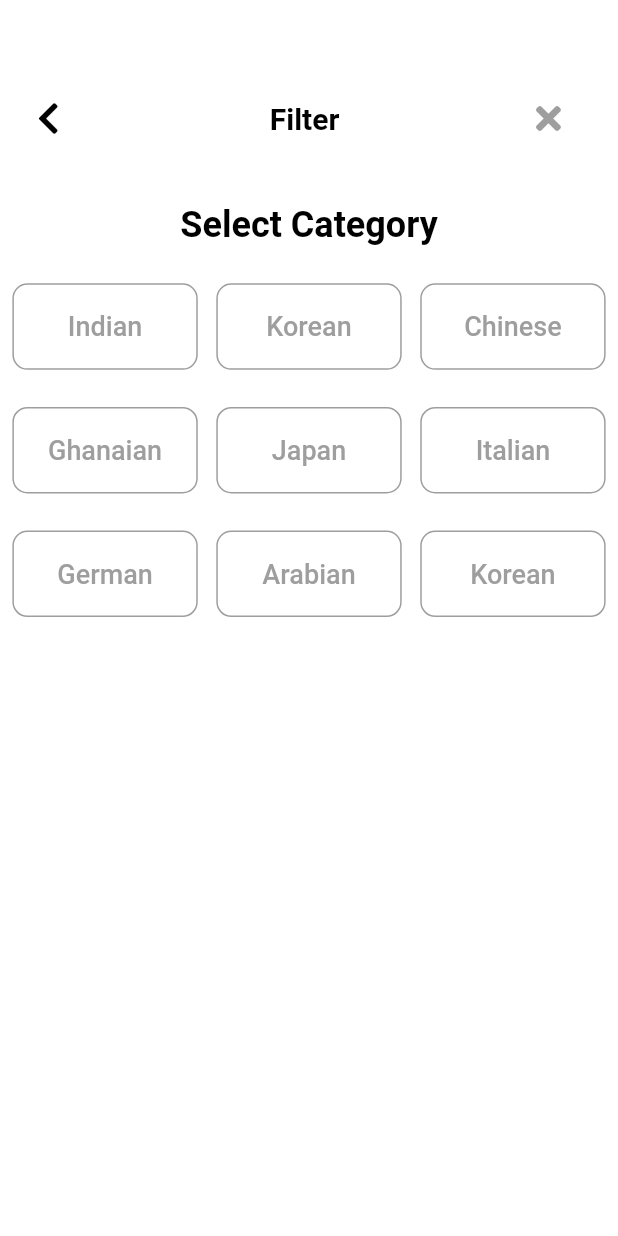
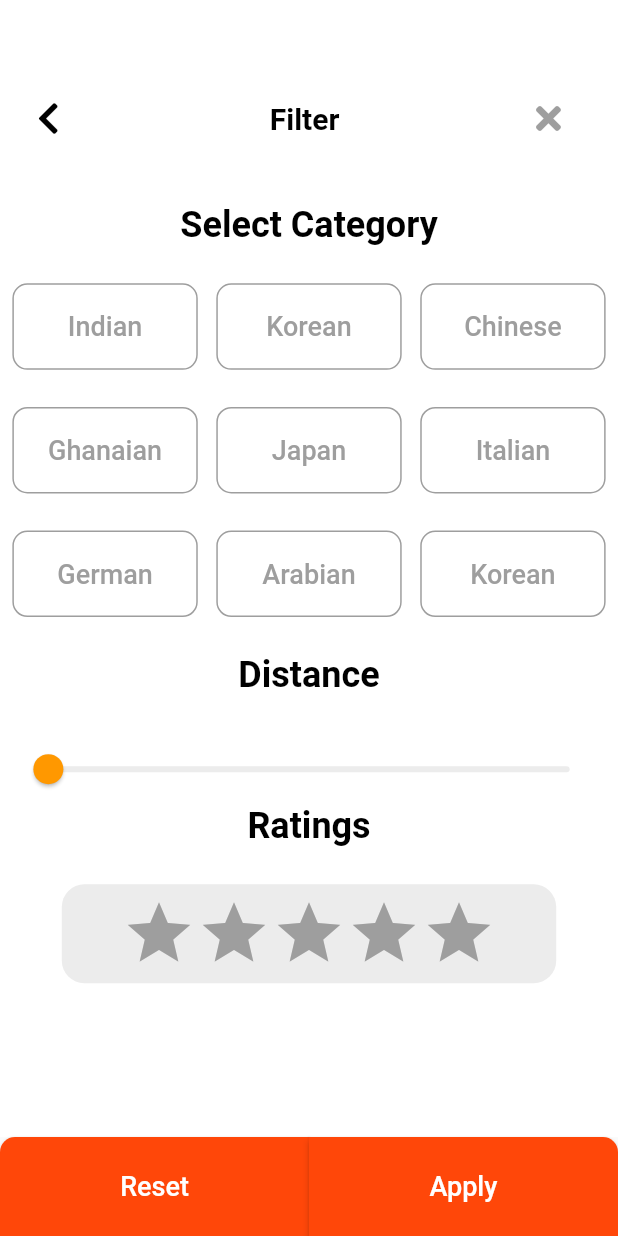
Before and after one commit to handuah/Foodgasm-App, a Flutter app: the FilterPage screen opened directly, on a phone screen of 412 x 824 dp. Run offline on Flutter 3.47's test engine with Material 2 defaults, Android fonts, the phone set to English and light mode, and no system bars; our stand-ins replace font_awesome_flutter, hexcolor; network calls fail.

Commit message:
created bool state for rating stars and buttons on bottomsheet

```diff
--- a/lib/screens/filterPage.dart
+++ b/lib/screens/filterPage.dart
@@ -42,12 +42,70 @@ class _FilterPageState extends State<FilterPage> {
   bool select_Arab = false;
   bool select_Ame = false;
 
+  double sliderVal = 0;
+
+  bool star1Tap = false;
+  bool star2Tap = false;
+  bool star3Tap = false;
+  bool star4Tap = false;
+  bool star5Tap = false;
   @override
   Widget build(BuildContext context) {
     double screenWidth = MediaQuery.of(context).size.width;
     double screenHeight = MediaQuery.of(context).size.height;
     return Scaffold(
+      extendBody: true,
       backgroundColor: Colors.white,
+      bottomSheet: Row(
+        mainAxisAlignment: MainAxisAlignment.start,
+        crossAxisAlignment: CrossAxisAlignment.start,
+        children: [
+          SizedBox(
+            height: screenHeight * 0.08,
+            width: screenWidth / 2.0,
+            child: ElevatedButton(
+              onPressed: () {},
+              child: Text(
+                'Reset',
+                style: TextStyle(
+                  color: Colors.white,
+                  fontSize: 18.0,
+                ),
+              ),
+              style: ElevatedButton.styleFrom(
+                primary: HexColor('#FF4709'),
+                shape: RoundedRectangleBorder(
+                  borderRadius: BorderRadius.only(
+                    topLeft: Radius.circular(10.0),
+                  ),
+                ),
+              ),
+            ),
+          ),
+          SizedBox(
+            height: screenHeight * 0.08,
+            width: screenWidth / 2.0,
+            child: ElevatedButton(
+              onPressed: () {},
+              child: Text(
+                'Apply',
+                style: TextStyle(
+                  color: Colors.white,
+                  fontSize: 18.0,
+                ),
+              ),
+              style: ElevatedButton.styleFrom(
+                primary: HexColor('#FF4709'),
+                shape: RoundedRectangleBorder(
+                  borderRadius: BorderRadius.only(
+                    topRight: Radius.circular(10.0),
+                  ),
+                ),
+              ),
+            ),
+          ),
+        ],
+      ),
       body: Padding(
         padding: EdgeInsets.symmetric(
           horizontal: screenWidth * 0.02,
@@ -133,6 +191,69 @@ class _FilterPageState extends State<FilterPage> {
                 CategoryBtn(select_Kor, "Korean"),
               ],
             ),
+            SizedBox(
+              height: screenHeight * 0.03,
+            ),
+            Center(
+              child: Text(
+                'Distance',
+                style: TextStyle(
+                  color: Colors.black,
+                  fontWeight: FontWeight.bold,
+                  fontSize: 24.0,
+                ),
+              ),
+            ),
+            SizedBox(
+              height: screenHeight * 0.03,
+            ),
+            Slider(
+              value: sliderVal,
+              onChanged: (double currentVal) {
+                setState(() {
+                  sliderVal = currentVal;
+                });
+              },
+              label: "Distance is: ${sliderVal.round().toString()}",
+              min: 0,
+              max: 100,
+              activeColor: Colors.orange,
+              inactiveColor: Colors.grey.withOpacity(0.2),
+            ),
+            Center(
+              child: Text(
+                'Ratings',
+                style: TextStyle(
+                  color: Colors.black,
+                  fontWeight: FontWeight.bold,
+                  fontSize: 24.0,
+                ),
+              ),
+            ),
+            SizedBox(
+              height: screenHeight * 0.03,
+            ),
+            Center(
+              child: Container(
+                height: screenHeight * 0.08,
+                width: screenWidth * 0.8,
+                decoration: BoxDecoration(
+                  color: Colors.grey.withOpacity(0.2),
+                  borderRadius: BorderRadius.circular(15.0),
+                ),
+                child: Row(
+                  mainAxisAlignment: MainAxisAlignment.center,
+                  crossAxisAlignment: CrossAxisAlignment.center,
+                  children: [
+                    RatingStars(star1Tap),
+                    RatingStars(star2Tap),
+                    RatingStars(star3Tap),
+                    RatingStars(star4Tap),
+                    RatingStars(star5Tap),
+                  ],
+                ),
+              ),
+            ),
           ],
         ),
       ),
@@ -200,3 +321,32 @@ class _CategoryBtnState extends State<CategoryBtn> {
     );
   }
 }
+
+// RATINGS STARS
+class RatingStars extends StatefulWidget {
+  // const RatingStars({ Key? key }) : super(key: key);
+  bool tapState = false;
+
+  RatingStars(this.tapState);
+
+  @override
+  _RatingStarsState createState() => _RatingStarsState();
+}
+
+class _RatingStarsState extends State<RatingStars> {
+  @override
+  Widget build(BuildContext context) {
+    return GestureDetector(
+      onTap: () {
+        setState(() {
+          widget.tapState = !widget.tapState;
+        });
+      },
+      child: Icon(
+        Icons.star,
+        color: widget.tapState ? HexColor('#FFCC01') : Colors.grey,
+        size: 50.0,
+      ),
+    );
+  }
+}
```
